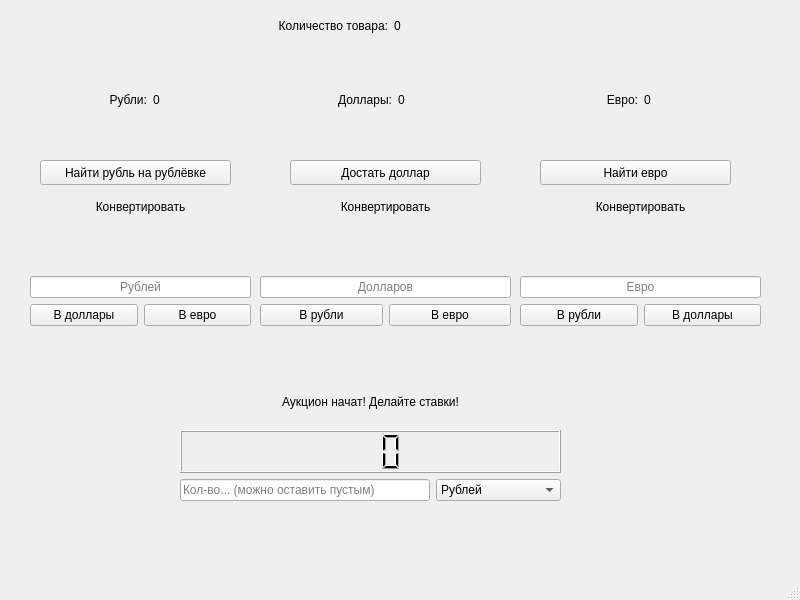
This is mainwindow.ui in Znoleg/AuctionGame as Qt 5 draws it before an edit. The edited form follows.
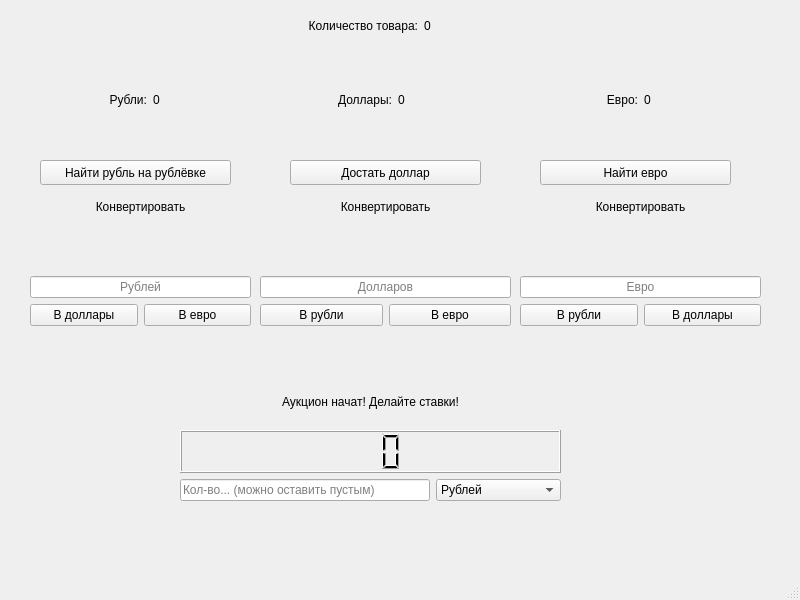
This is the edited form.

```diff
--- a/mainwindow.ui
+++ b/mainwindow.ui
@@ -320,9 +320,9 @@
    <widget class="QLabel" name="WarningLabel">
     <property name="geometry">
      <rect>
-      <x>200</x>
+      <x>40</x>
       <y>340</y>
-      <width>341</width>
+      <width>721</width>
       <height>20</height>
      </rect>
     </property>
@@ -394,7 +394,7 @@
    <widget class="QWidget" name="horizontalLayoutWidget_2">
     <property name="geometry">
      <rect>
-      <x>160</x>
+      <x>190</x>
       <y>0</y>
       <width>461</width>
       <height>51</height>
```
